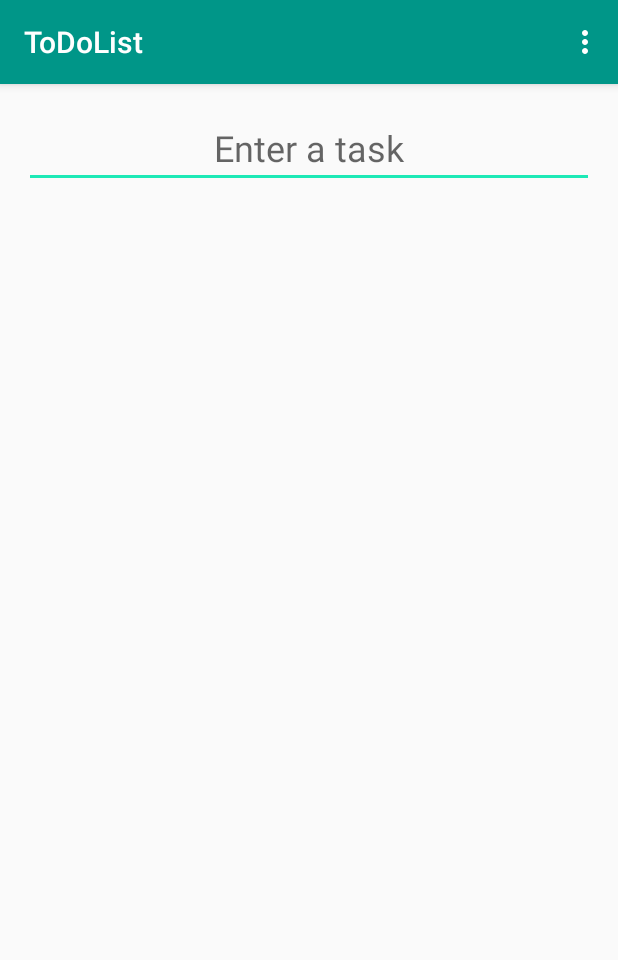
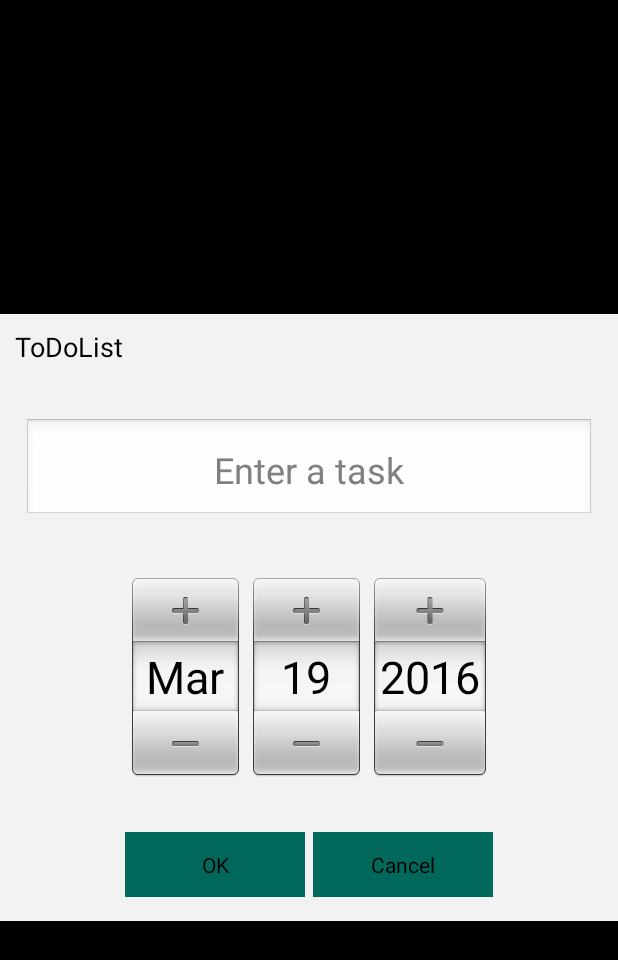
Before and after one commit to eBrielle/ToDoList, an Android app: the screen it shows after launch (ToDoListManagerActivity before the commit, AddNewToDoItemActivity after it), in the options menu, after a tap on "Add a task", on a phone screen of 412 x 824 dp. Shown: the top 960 px of the screen. Run offline under Robolectric (Android 15) with nearby library versions, the phone set to English and light mode, and no system bars.

```diff
--- a/app/src/main/AndroidManifest.xml
+++ b/app/src/main/AndroidManifest.xml
@@ -15,6 +15,10 @@
                 <category android:name="android.intent.category.LAUNCHER" />
             </intent-filter>
         </activity>
+        <activity
+            android:name=".AddNewToDoItemActivity"
+            android:theme="@style/dialog_light">
+        </activity>
     </application>
-
+    <uses-permission android:name="android.permission.CALL_PHONE" />
 </manifest>
--- /dev/null
+++ b/app/src/main/java/il/ac/huji/todolist/AddNewToDoItemActivity.java
@@ -0,0 +1,71 @@
+package il.ac.huji.todolist;
+
+import android.app.Activity;
+import android.app.DatePickerDialog;
+import android.app.Dialog;
+import android.content.Intent;
+import android.support.v7.app.AppCompatActivity;
+import android.os.Bundle;
+import android.view.View;
+import android.widget.Button;
+import android.widget.DatePicker;
+import android.widget.EditText;
+
+import java.util.ArrayList;
+import java.util.Calendar;
+import java.util.Date;
+import java.util.List;
+
+import il.ac.huji.todolist.adapters.TaskAdapter;
+import il.ac.huji.todolist.data.TaskItem;
+
+public class AddNewToDoItemActivity extends Activity {
+    private int currentYear;
+    private int currentMonth;
+    private int currentDay;
+
+    @Override
+    protected void onCreate(Bundle savedInstanceState) {
+        super.onCreate(savedInstanceState);
+        setContentView(R.layout.activity_add_new_todo_item);
+
+        final EditText editText = (EditText) findViewById(R.id.editText);
+
+        final Calendar c = Calendar.getInstance();
+        currentYear = c.get(Calendar.YEAR);
+        currentMonth = c.get(Calendar.MONTH);
+        currentDay = c.get(Calendar.DAY_OF_MONTH);
+
+        final DatePicker datePicker = (DatePicker) findViewById(R.id.datePicker);
+        datePicker.updateDate(currentYear, currentMonth, currentDay);
+
+        Button btnAddCancel = (Button)findViewById(R.id.btnAddCancel);
+        btnAddCancel.setOnClickListener(new View.OnClickListener() {
+            @Override
+            public void onClick(View v) {
+                setResult(RESULT_CANCELED);
+                finish();
+            }
+        });
+
+        Button btnAddOK = (Button)findViewById(R.id.btnAddOK);
+        btnAddOK.setOnClickListener(new View.OnClickListener() {
+            @Override
+            public void onClick(View v) {
+                if(editText.getText().toString().trim().length() > 0) {
+                    long dateTime = datePicker.getCalendarView().getDate();
+                    Date date = new Date(dateTime);
+                    Intent result = new Intent();
+                    result.putExtra("task_name", editText.getText().toString());
+                    result.putExtra("task_date", date.getTime());
+                    setResult(RESULT_OK, result);
+                }
+                else {
+                    setResult(RESULT_CANCELED);
+                }
+                finish();
+            }
+        });
+
+    }
+}
--- /dev/null
+++ b/app/src/main/res/layout/activity_add_new_todo_item.xml
@@ -0,0 +1,57 @@
+<?xml version="1.0" encoding="utf-8"?>
+<RelativeLayout xmlns:android="http://schemas.android.com/apk/res/android"
+    xmlns:tools="http://schemas.android.com/tools"
+    android:layout_width="match_parent"
+    android:layout_height="match_parent"
+    android:paddingBottom="@dimen/activity_vertical_margin"
+    android:paddingLeft="@dimen/activity_horizontal_margin"
+    android:paddingRight="@dimen/activity_horizontal_margin"
+    android:paddingTop="@dimen/activity_vertical_margin"
+    tools:context="il.ac.huji.todolist.AddNewTodoItemActivity">
+
+    <EditText
+        android:layout_width="match_parent"
+        android:layout_height="wrap_content"
+        android:id="@+id/editText"
+        android:layout_alignParentTop="true"
+        android:layout_alignParentStart="true"
+        android:gravity="center_horizontal"
+        android:layout_marginBottom="@dimen/task_list_alert_margins"
+        android:textSize="@dimen/task_input_text_size"
+        android:hint="@string/task_input_hint"
+        android:paddingTop="@dimen/task_list_alert_padding"
+        android:paddingBottom="@dimen/task_list_alert_padding" />
+
+    <DatePicker
+        android:layout_width="wrap_content"
+        android:layout_height="wrap_content"
+        android:id="@+id/datePicker"
+        android:layout_below="@+id/editText"
+        android:layout_centerHorizontal="true"
+        android:layout_marginBottom="@dimen/task_list_alert_margins" />
+
+    <Button
+        android:layout_width="wrap_content"
+        android:layout_height="wrap_content"
+        android:text="@string/addOK"
+        android:id="@+id/btnAddOK"
+        android:width="120dp"
+        android:layout_below="@id/datePicker"
+        android:layout_alignLeft="@id/datePicker"
+        android:background="@color/colorPrimaryDark"
+        android:paddingTop="@dimen/task_list_alert_button_padding"
+        android:paddingBottom="@dimen/task_list_alert_button_padding" />
+
+    <Button
+        android:layout_width="wrap_content"
+        android:layout_height="wrap_content"
+        android:text="@string/addCancel"
+        android:id="@+id/btnAddCancel"
+        android:width="120dp"
+        android:layout_below="@id/datePicker"
+        android:layout_alignRight="@id/datePicker"
+        android:background="@color/colorPrimaryDark"
+        android:paddingTop="@dimen/task_list_alert_button_padding"
+        android:paddingBottom="@dimen/task_list_alert_button_padding" />
+
+</RelativeLayout>
--- a/app/src/main/res/layout/activity_to_do_list_manager.xml
+++ b/app/src/main/res/layout/activity_to_do_list_manager.xml
@@ -9,22 +9,11 @@
     android:paddingTop="@dimen/activity_vertical_margin"
     tools:context="il.ac.huji.todolist.ToDoListManagerActivity">
 
-    <EditText
-        android:layout_width="match_parent"
-        android:layout_height="wrap_content"
-        android:id="@+id/editText"
-        android:layout_alignParentTop="true"
-        android:layout_alignParentStart="true"
-        android:gravity="center_horizontal"
-        android:textSize="@dimen/task_input_text_size"
-        android:hint="@string/task_input_hint" />
-
     <ListView
         android:layout_width="match_parent"
         android:layout_height="wrap_content"
         android:id="@+id/listView"
         android:gravity="center_horizontal"
-        android:layout_below="@id/editText"
-        android:paddingTop="@dimen/task_list_top_padding"/>
+        android:layout_marginTop="@dimen/task_list_top_margin"/>
 
 </RelativeLayout>
--- a/app/src/main/res/values/colors.xml
+++ b/app/src/main/res/values/colors.xml
@@ -8,4 +8,8 @@
     <!--<color name="colorAccent">#FF4081</color>-->
     <color name="even_tasks">#00695C</color>
     <color name="odd_tasks">#1DE9B6</color>
+    <color name="overdue_tasks">#CF233A</color>
+    <color name="ongoing_tasks">#000000</color>
+    <color name="dialog_foreground">#FF000000</color>
+    <color name="dialog_background">#FFF2F2F2</color>
 </resources>
--- a/app/src/main/res/values/dimens.xml
+++ b/app/src/main/res/values/dimens.xml
@@ -2,7 +2,12 @@
     <!-- Default screen margins, per the Android Design guidelines. -->
     <dimen name="activity_horizontal_margin">16dp</dimen>
     <dimen name="activity_vertical_margin">16dp</dimen>
+    <dimen name="task_list_top_margin">36dp</dimen>
     <dimen name="task_list_top_padding">64dp</dimen>
     <dimen name="task_input_text_size">24dp</dimen>
-    <dimen name="task_list_text_size">16dp</dimen>
+    <dimen name="task_list_text_size">18dp</dimen>
+    <dimen name="task_list_text_padding">12dp</dimen>
+    <dimen name="task_list_alert_margins">36dp</dimen>
+    <dimen name="task_list_alert_padding">18dp</dimen>
+    <dimen name="task_list_alert_button_padding">12dp</dimen>
 </resources>
--- a/app/src/main/res/values/strings.xml
+++ b/app/src/main/res/values/strings.xml
@@ -2,7 +2,8 @@
     <string name="app_name">ToDoList</string>
     <string name="task_input_hint">Enter a task</string>
     <string name="add">Add a task</string>
-    <string name="deleteTitle">Did you really finish the task: </string>
-    <string name="deleteYes">Done! Delete.</string>
-    <string name="deleteNo">Jk. Let\'s keep it on the list.</string>
+    <string name="addOK">OK</string>
+    <string name="addCancel">Cancel</string>
+    <string name="menu_delete">Delete</string>
+    <string name="menu_call">Call</string>
 </resources>
--- a/app/src/main/res/values/styles.xml
+++ b/app/src/main/res/values/styles.xml
@@ -6,6 +6,13 @@
         <item name="colorPrimary">@color/colorPrimary</item>
         <item name="colorPrimaryDark">@color/colorPrimaryDark</item>
         <item name="colorAccent">@color/colorAccent</item>
+        <item name="@android:windowBackground">@color/dialog_background</item>
+        <item name="@android:textColor">@color/dialog_foreground</item>
+    </style>
+
+    <style name="dialog_light" parent="@android:style/Theme.Dialog">
+        <item name="@android:windowBackground">@color/dialog_background</item>
+        <item name="@android:textColor">@color/dialog_foreground</item>
     </style>
 
 </resources>
```
Also changed, not shown: app/src/main/java/il/ac/huji/todolist/ToDoListManagerActivity.java (+63 -39 lines), app/src/main/java/il/ac/huji/todolist/adapters/TaskAdapter.java (+27 -7 lines), app/src/main/java/il/ac/huji/todolist/data/TaskItem.java (+36 -0 lines), app/src/main/res/layout/dialog_delete.xml (deleted, +0 -39 lines), app/src/main/res/layout/task_item.xml (+20 -4 lines), app/src/main/res/menu/menu_list.xml (added, +10 -0 lines).
